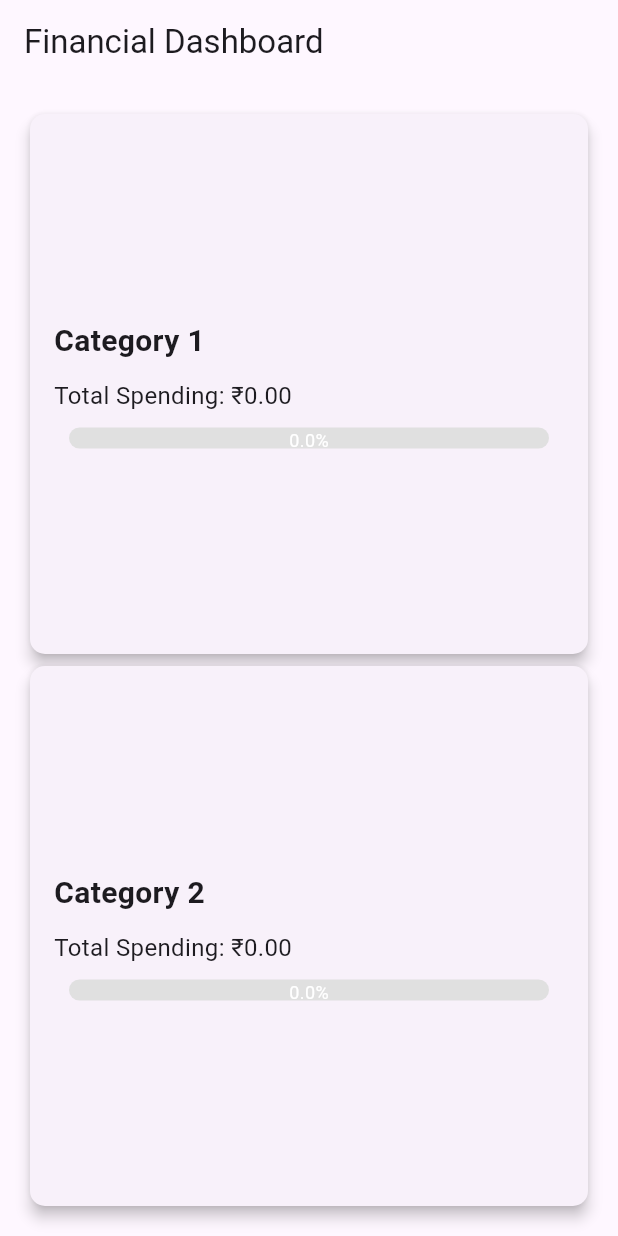
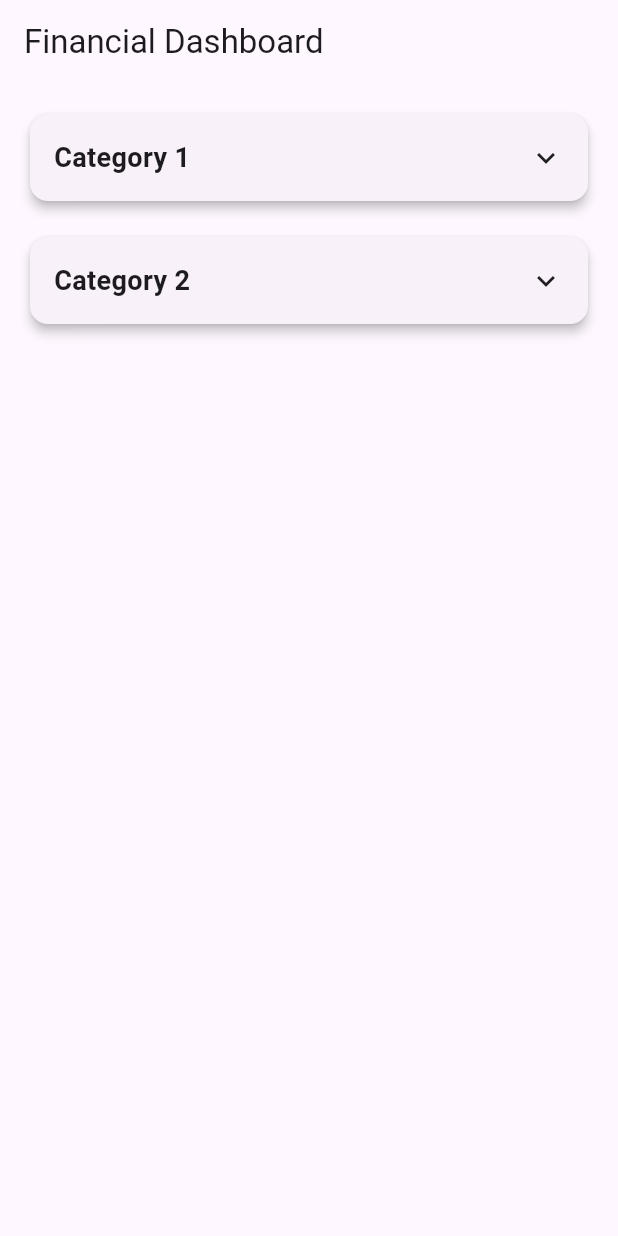
Before and after one commit to harsha8024/25_Lambda_Fintech, a Flutter app: the DashboardScreen screen opened directly, on a phone screen of 412 x 824 dp. Run offline on Flutter 3.47's test engine with Material 3 defaults, Android fonts, the phone set to English and light mode, and no system bars; drawn by our look-alikes of percent_indicator; missing offline and left inert: excel.

Commit message:
dded animation and some cleadend the widgets

```diff
--- a/lib/test.dart
+++ b/lib/test.dart
@@ -150,7 +150,6 @@
 //     );
 //   }
 // }
-
 import 'dart:typed_data';
 import 'package:flutter/material.dart';
 import 'package:flutter/services.dart';
@@ -165,6 +164,7 @@ class FinancialDashboard extends StatelessWidget {
   @override
   Widget build(BuildContext context) {
     return MaterialApp(
+      theme: ThemeData(useMaterial3: true), // Enable Material 3 design
       home: DashboardScreen(),
     );
   }
@@ -219,7 +219,8 @@ class _DashboardScreenState extends State<DashboardScreen> {
   Future<List<double>> readColumnData(var sheet, int columnIndex) async {
     List<double> columnData = [];
 
-    for (var row in sheet.rows.skip(1)) { // Skip the header row
+    for (var row in sheet.rows.skip(1)) {
+      // Skip the header row
       var cellValue = row[columnIndex]?.value;
       if (cellValue != null) {
         columnData.add(double.tryParse(cellValue.toString()) ?? 0.0);
@@ -238,21 +239,24 @@ class _DashboardScreenState extends State<DashboardScreen> {
         padding: const EdgeInsets.all(16.0),
         child: Column(
           children: [
-            Expanded(
-              child: SpendingWidget(
+            SpendingWidget(
               title: "Category 1",
               totalSpending: totalSpending1,
               progress: progress1,
               monthlyLimit: monthlyLimit,
+              currentStatus: "Ongoing",
+              predictedAmount: 52000,
+              rewardPoints: 5,
             ),
-            ),
-            Expanded(
-              child: SpendingWidget(
+            SizedBox(height: 16),
+            SpendingWidget(
               title: "Category 2",
               totalSpending: totalSpending2,
               progress: progress2,
               monthlyLimit: monthlyLimit,
-              ),
+              currentStatus: "Stable",
+              predictedAmount: 48000,
+              rewardPoints: 10,
             ),
           ],
         ),
@@ -261,54 +265,119 @@ class _DashboardScreenState extends State<DashboardScreen> {
   }
 }
 
-class SpendingWidget extends StatelessWidget {
+class SpendingWidget extends StatefulWidget {
   final String title;
   final double totalSpending;
   final double progress;
   final double monthlyLimit;
+  final String currentStatus;
+  final double predictedAmount;
+  final int rewardPoints;
 
   SpendingWidget({
     required this.title,
     required this.totalSpending,
     required this.progress,
     required this.monthlyLimit,
+    required this.currentStatus,
+    required this.predictedAmount,
+    required this.rewardPoints,
   });
 
   @override
+  _SpendingWidgetState createState() => _SpendingWidgetState();
+}
+
+class _SpendingWidgetState extends State<SpendingWidget>
+    with SingleTickerProviderStateMixin {
+  bool isExpanded = false;
+
+  @override
   Widget build(BuildContext context) {
-    return Card(
-      elevation: 4,
-      shape: RoundedRectangleBorder(borderRadius: BorderRadius.circular(10)),
+    return AnimatedSize(
+      duration: Duration(milliseconds: 300),
+      curve: Curves.easeInOut,
+      child: GestureDetector(
+        onTap: () {
+          setState(() {
+            isExpanded = !isExpanded;
+          });
+        },
+        child: Card(
+          elevation: 3,
+          clipBehavior: Clip.antiAlias,
+          shape: RoundedRectangleBorder(borderRadius: BorderRadius.circular(12)),
           child: Padding(
             padding: const EdgeInsets.all(16.0),
-        child: Column(
-          mainAxisAlignment: MainAxisAlignment.center,
-          crossAxisAlignment: CrossAxisAlignment.start,
-          children: [
-            Text(
-              title,
-              style: TextStyle(fontSize: 20, fontWeight: FontWeight.bold),
+            child: isExpanded ? buildExpandedContent() : buildCollapsedContent(),
           ),
-            SizedBox(height: 10),
-            Text(
-              "Total Spending: ₹${totalSpending.toStringAsFixed(2)}",
-              style: TextStyle(fontSize: 16),
-            ),
-            SizedBox(height: 10),
-            LinearPercentIndicator(
-              lineHeight: 14,
-              percent: progress.clamp(0.0, 1.0),
-              center: Text(
-                "${(progress * 100).clamp(0, 100).toStringAsFixed(1)}%",
-                style: TextStyle(fontSize: 12, color: Colors.white),
-              ),
-              progressColor: Colors.green,
-              backgroundColor: Colors.grey[300],
-              barRadius: Radius.circular(10),
-            ),
-          ],
         ),
       ),
     );
   }
+
+  Widget buildCollapsedContent() {
+    return Row(
+      mainAxisAlignment: MainAxisAlignment.spaceBetween,
+      children: [
+        Text(
+          widget.title,
+          style: TextStyle(fontSize: 18, fontWeight: FontWeight.w600),
+        ),
+        Icon(Icons.expand_more), // Indicates expandable widget
+      ],
+    );
   }
+
+  Widget buildExpandedContent() {
+    return Column(
+      crossAxisAlignment: CrossAxisAlignment.start,
+      children: [
+        Row(
+          mainAxisAlignment: MainAxisAlignment.spaceBetween,
+          children: [
+            Text(
+              widget.title,
+              style: TextStyle(fontSize: 18, fontWeight: FontWeight.w600),
+            ),
+            Icon(Icons.expand_less), // Indicates collapsible widget
+          ],
+        ),
+        SizedBox(height: 8),
+        Text(
+          "Total Spending: ₹${widget.totalSpending.toStringAsFixed(2)}",
+          style: TextStyle(fontSize: 14),
+        ),
+        SizedBox(height: 8),
+        LinearPercentIndicator(
+          lineHeight: 12,
+          percent: widget.progress.clamp(0.0, 1.0),
+          center: Text(
+            "${(widget.progress * 100).clamp(0, 100).toStringAsFixed(1)}%",
+            style: TextStyle(fontSize: 10, color: Colors.white),
+          ),
+          progressColor: Colors.green,
+          backgroundColor: Colors.grey[300],
+          barRadius: Radius.circular(8),
+        ),
+        SizedBox(height: 16),
+        Text(
+          "Current Status: ${widget.currentStatus}",
+          style: TextStyle(fontSize: 14),
+        ),
+        Text(
+          "Predicted Amount: ₹${widget.predictedAmount.toStringAsFixed(2)}",
+          style: TextStyle(fontSize: 14),
+        ),
+        Text(
+          "Limit: ₹${(widget.predictedAmount * 0.9).toStringAsFixed(2)}",
+          style: TextStyle(fontSize: 14),
+        ),
+        Text(
+          "Reward: ${widget.rewardPoints} pts",
+          style: TextStyle(fontSize: 14, color: Colors.blue),
+        ),
+      ],
+    );
+  }
+}
```
Also changed, not shown: 1 other file. Lines whose indentation alone changed are shown as unchanged.
